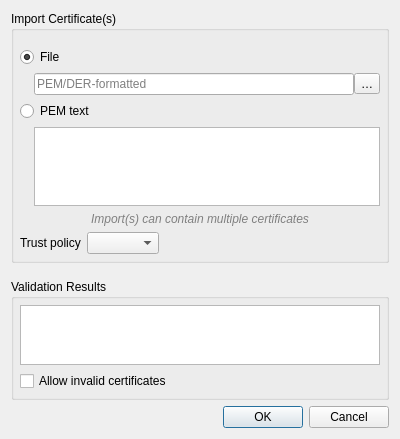
Above: src/ui/auth/qgsauthimportcertdialog.ui from qgis/QGIS before the change. Below: the same form after it.
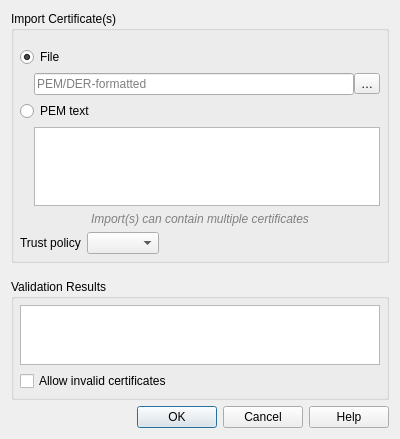
That is the form after the change. Custom widgets are drawn as their Qt base class.

Commit message:
Add help button and link to user manual pages
and .ui files updates

```diff
--- a/src/ui/auth/qgsauthimportcertdialog.ui
+++ b/src/ui/auth/qgsauthimportcertdialog.ui
@@ -257,7 +257,7 @@
       <enum>Qt::Horizontal</enum>
      </property>
      <property name="standardButtons">
-      <set>QDialogButtonBox::Cancel|QDialogButtonBox::Ok</set>
+      <set>QDialogButtonBox::StandardButton::Cancel|QDialogButtonBox::StandardButton::Help|QDialogButtonBox::StandardButton::Ok</set>
      </property>
     </widget>
    </item>
```
Left out of the diff: 24 changed lines with no effect on the pictures. The commit also changes 9 other files.
